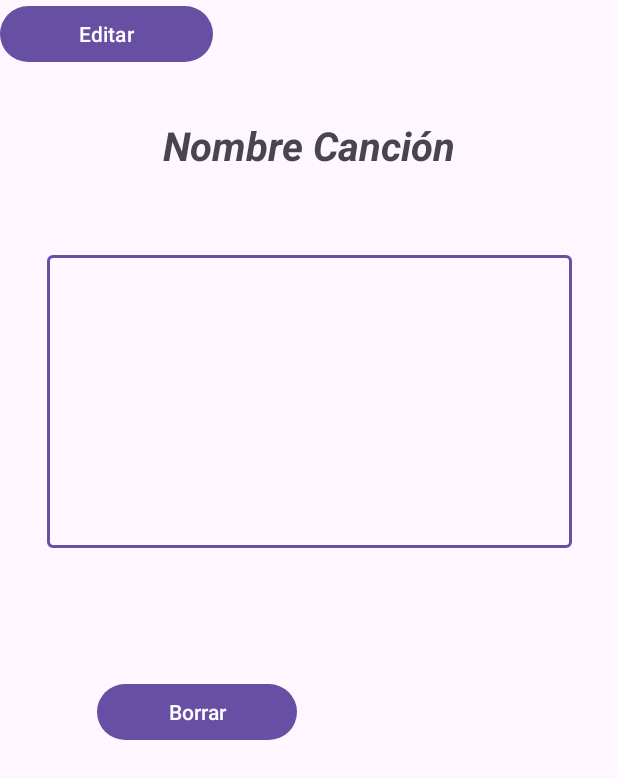
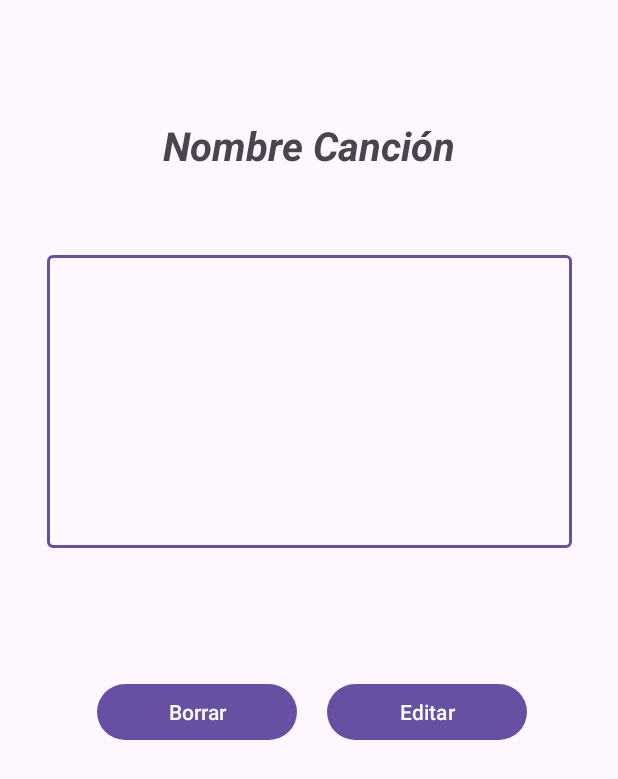
Before and after one commit to JuanBau514/Parcial-Componentes, an Android app: the Song screen opened directly, with no data from a screen before it, on a phone screen of 412 x 824 dp. Shown: the top 779 px of the screen. Run offline under Robolectric (Android 15) with nearby library versions, the phone set to English and light mode, and no system bars.

Commit message:
por fin se pudo enlazar

```diff
--- a/app/src/main/res/layout/activity_song.xml
+++ b/app/src/main/res/layout/activity_song.xml
@@ -55,10 +55,13 @@
 
     <Button
         android:id="@+id/btnEditar"
-        android:layout_width="142dp"
+        android:layout_width="133dp"
         android:layout_height="45dp"
+        android:layout_marginTop="452dp"
+        android:layout_marginLeft="200dp"
         android:text="Editar"
-        tools:ignore="MissingConstraints"
-        tools:layout_editor_absoluteX="211dp"
-        tools:layout_editor_absoluteY="452dp" />
+        app:layout_constraintEnd_toEndOf="parent"
+        app:layout_constraintHorizontal_bias="0.233"
+        app:layout_constraintStart_toStartOf="parent"
+        app:layout_constraintTop_toTopOf="parent"  />
 </androidx.constraintlayout.widget.ConstraintLayout>
```
